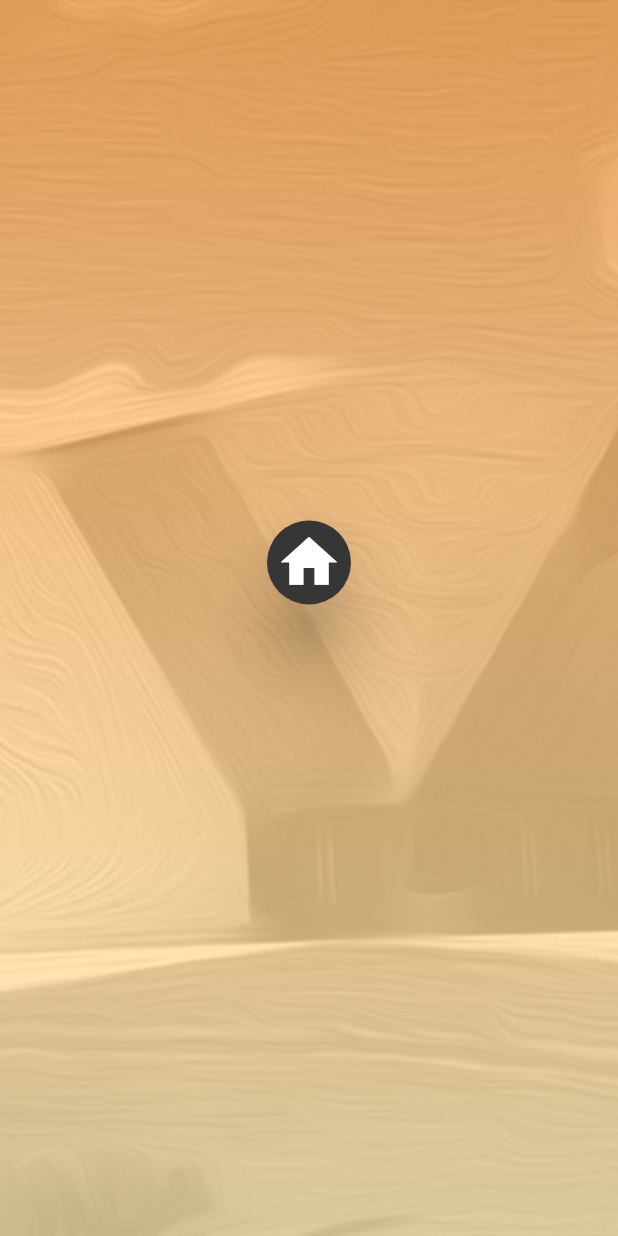
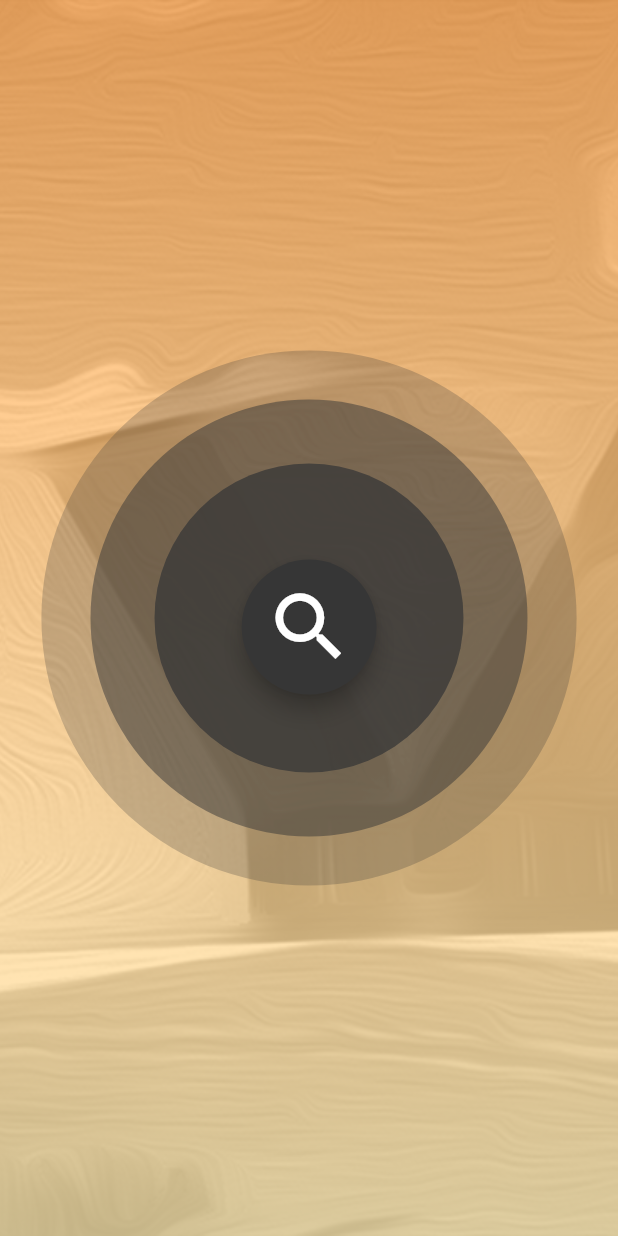
Before and after one commit to JoseHumbertoJr/app-museu, a Flutter app: the screen it shows after launch, after a tap on "VISITAR", on a phone screen of 412 x 824 dp. Run offline on Flutter 3.47's test engine with Material 2 defaults, Android fonts, the phone set to English and light mode, and no system bars.

Commit message:
feita tela search

```diff
--- a/app_museu/lib/pages/search.dart
+++ b/app_museu/lib/pages/search.dart
@@ -1,14 +1,89 @@
+import 'dart:math';
+import 'dart:async';
+import 'package:app_museu/pages/content.dart';
 import 'package:flutter/material.dart';
-import 'content.dart';
 
-void main() => runApp(Search());
+class SpritePainter extends CustomPainter {
+  final Animation<double> _animation;
 
-class Search extends StatelessWidget {
-  // This widget is the root of your application.
+  SpritePainter(this._animation) : super(repaint: _animation);
+
+  void circle(Canvas canvas, Rect rect, double value) {
+    double opacity = (1.0 - (value / 4.0)).clamp(0.0, 1.0);
+    Color color = new Color.fromRGBO(54, 54, 54, opacity);
+
+    double size = rect.width / 2;
+    double area = size * size;
+    double radius = sqrt(area * value / 4);
+
+    final Paint paint = new Paint()..color = color;
+    canvas.drawCircle(rect.center, radius, paint);
+  }
+
+  @override
+  void paint(Canvas canvas, Size size) {
+    Rect rect = new Rect.fromLTRB(0.0, 0.0, size.width, size.height);
+    for (int wave = 3; wave >= 0; wave--) {
+      circle(canvas, rect, wave + _animation.value);
+    }
+  }
+
+  @override
+  bool shouldRepaint(SpritePainter newDelegate) {
+    return true;
+  }
+}
+
+class Search extends StatefulWidget {
+
+  @override
+  SearchState createState() => new SearchState();
+}
+
+class SearchState extends State<Search>
+    with SingleTickerProviderStateMixin {
+
+  AnimationController _controller;
+
+  startContentScreenTimer() async {
+    var _duration = new Duration(seconds: 4);
+    return new Timer(_duration, navigationToNextPage);
+  }
+
+
+  @override
+  void initState() {
+    super.initState();
+    _controller = new AnimationController(
+      vsync: this,
+    );
+
+
+  }
+
+  @override
+  void dispose() {
+    _controller.dispose();
+    super.dispose();
+  }
+
+   void navigationToNextPage() {
+    Navigator.push(context,  MaterialPageRoute(builder: (context) => Content()));
+  }
+
+  void _startAnimation() {
+     startContentScreenTimer();
+    _controller.stop();
+    _controller.reset();
+    _controller.repeat(
+      period: Duration(seconds: 1),
+    );
+  }
+
   @override
   Widget build(BuildContext context) {
+
     return MaterialApp(
-      title: 'Welcome to Flutter',
       debugShowCheckedModeBanner: false,
       home: Container(
         decoration: BoxDecoration(
@@ -25,54 +100,43 @@ class Search extends StatelessWidget {
                 fit: BoxFit.cover)
 
                 ),
-                  child: Scaffold(
-                     backgroundColor: Colors.transparent,
-                      body: Center(
-                        child: Column(
-                          mainAxisAlignment: MainAxisAlignment.spaceAround,
-                          children: <Widget>[
-                            Container(
-                              color: Colors.transparent,
-                                width: 250,
-                                height: 150,
-                                padding: const EdgeInsets.all(10.0),
-                                alignment:  Alignment.topCenter,
-                                child:
+        child: Scaffold(
+          backgroundColor: Colors.transparent,
+            body: new CustomPaint(
+              painter: new SpritePainter(_controller),
+              child: new SizedBox(
+                width: 800.0,
+                height: 1000.0,
+              ),
 
-                                    FloatingActionButton(
-                                  elevation: 20,
-                                  backgroundColor: Color.fromRGBO(54,54,54, 1),
-                                    onPressed: () {
-                                    Navigator.push(context, MaterialPageRoute(builder: (context) => Content()),
-                                );
-                              },
-                                  child: Icon(
-                                    Icons.home,
-                                    size: 45,
-                                    )
-                                  ),
+            ),
+
+            floatingActionButton:
+              Align(
+                alignment: FractionalOffset(0.55, 0.53),
+                  child: Container(
+                      height: 90.0,
+                      width: 90.0,
+                    child:FloatingActionButton(
+                      backgroundColor: Color.fromRGBO(54, 54, 54,1),
+                      onPressed:  _startAnimation,
+                      child: new Icon(Icons.search,
+                                      size: 60,
+                                      ),
+
+                   ),
+                  )
 
 
-/*
-                                  IconButton(
-                                    icon: const Icon(Icons.search),
-                                    onPressed:() {
-                                      Navigator.push(context, MaterialPageRoute(builder: (context){
-                                        return Content();
-                                      }));
-                                    },
-                                    iconSize: 100.0,
-                                    color: const Color(0xFF000000),
-                                  ),   */
-                              ),
-                            ],
-                          ),
-                        ),
 
-                    ),
+            )
 
         ),
-      );
+      ),
+
+
+    );
   }
+}
 
-}
+void main() => runApp(Search());
--- a/app_museu/pubspec.yaml
+++ b/app_museu/pubspec.yaml
@@ -27,6 +27,7 @@ dependencies:
 dev_dependencies:
   flutter_test:
     sdk: flutter
+  spritewidget:
 
 
 # For information on the generic Dart part of this file, see the
```
Also changed, not shown: app_museu/pubspec.lock, 1 other file.
